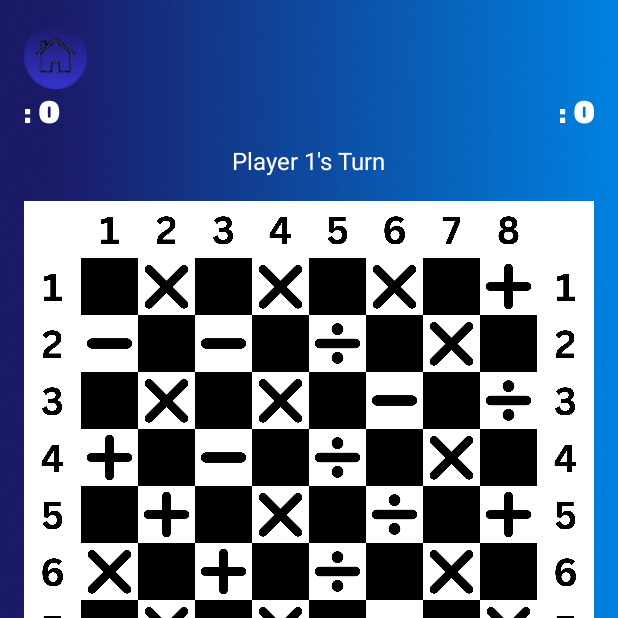
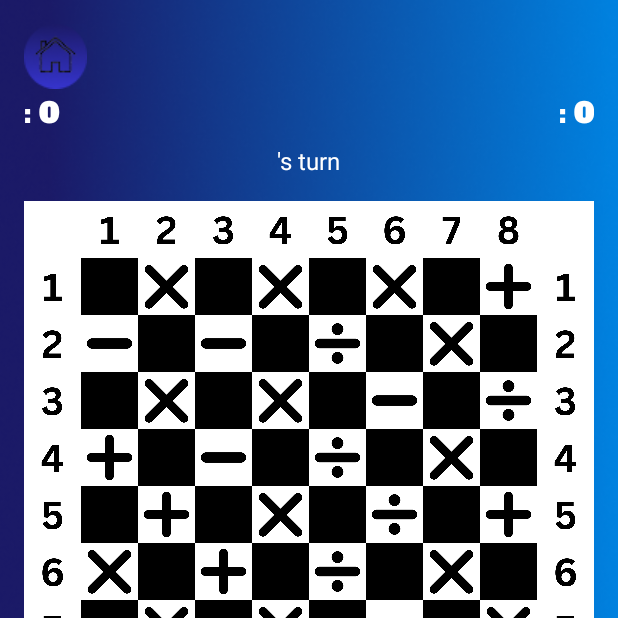
Before and after one commit to beelittlehoney/Damath_Application, an Android app: the Login screen opened directly, with no data from a screen before it, after a tap on an icon or button, on a phone screen of 412 x 824 dp, the top half of it. Run offline under Robolectric (Android 15) with nearby library versions, the phone set to English and light mode, and no system bars.

Commit message:
Fix HowToPlay Layout Fix Player Names

```diff
--- a/app/src/main/java/com/example/damathapplication/Login.java
+++ b/app/src/main/java/com/example/damathapplication/Login.java
@@ -9,8 +9,7 @@ import androidx.appcompat.app.AppCompatActivity;
 
 public class Login extends AppCompatActivity {
 
-    ImageButton startGameButton;
-    ImageButton backButton_login;
+    ImageButton startGameButton, backButton_login;
     EditText player1Name, player2Name;
 
 
@@ -29,9 +28,9 @@ public class Login extends AppCompatActivity {
             startGameButton.setOnClickListener(v -> {
                 // Create an Intent to start the MainActivity
                 Intent intent = new Intent(Login.this, MainActivity.class);
-                startActivity(intent);
                 intent.putExtra("player1Name", player1Name.getText().toString());
                 intent.putExtra("player2Name", player2Name.getText().toString());
+                startActivity(intent);
             });
         } else {
             Toast.makeText(this, "Oops! No definitive class to find", Toast.LENGTH_SHORT).show();
--- a/app/src/main/java/com/example/damathapplication/MainActivity.java
+++ b/app/src/main/java/com/example/damathapplication/MainActivity.java
@@ -5,16 +5,14 @@ import android.os.Bundle;
 import android.util.DisplayMetrics;
 import android.util.TypedValue;
 import android.widget.GridLayout;
+import android.widget.ImageButton;
 import android.widget.ImageView;
 import android.widget.TextView;
-import android.widget.ImageButton;
 import androidx.appcompat.app.AppCompatActivity;
 import java.util.Random;
 
 public class MainActivity extends AppCompatActivity {
-    private TextView player1ScoreTextView;
-    private TextView player2ScoreTextView;
-    private TextView turnIndicatorTextView;
+    private TextView player1ScoreTextView, player2ScoreTextView, turnIndicatorTextView;
     private ImageButton homeButton;
     private GridLayout gridBoard;
 
@@ -42,12 +40,9 @@ public class MainActivity extends AppCompatActivity {
     protected void onCreate(Bundle savedInstanceState) {
         super.onCreate(savedInstanceState);
         setContentView(R.layout.activity_main);
+
         initializeViews();
         setupPlayerInfo();
-        Intent intent = getIntent();
-        String player1Name = intent.getStringExtra("player1Name");
-        String player2Name = intent.getStringExtra("player2Name");
-        setPlayerNames(player1Name,player2Name);
         setupGameBoard();
 
         homeButton = findViewById(R.id.homeButton);
@@ -67,13 +62,13 @@ public class MainActivity extends AppCompatActivity {
     }
 
     private void setupPlayerInfo() {
-        player1ScoreTextView.setText("0");
-        player2ScoreTextView.setText("0");
-        turnIndicatorTextView.setText("Player 1's Turn");
-    }
-    private void setPlayerNames(String player1Name, String player2Name){
-        player1ScoreTextView.setText(player1Name + ": " + player1ScoreTextView.getText().toString());
-        player2ScoreTextView.setText(player2Name + ": " + player2ScoreTextView.getText().toString());
+        Intent intent = getIntent();
+        String player1Name = intent.getStringExtra("player1Name");
+        String player2Name = intent.getStringExtra("player2Name");
+
+        player1ScoreTextView.setText(player1Name + ": 0");
+        player2ScoreTextView.setText(player2Name + ": 0");
+        turnIndicatorTextView.setText(player1Name + "'s turn");
     }
 
     private void setupGameBoard() {
--- a/app/src/main/res/layout/activity_how_to_play.xml
+++ b/app/src/main/res/layout/activity_how_to_play.xml
@@ -39,7 +39,7 @@
             android:layout_marginStart="20dp"
             android:layout_marginTop="20dp"
             android:gravity="center"
-            android:layout_width="341dp"
+            android:layout_width="340dp"
             android:layout_height="450dp"
             android:orientation="vertical">
 
@@ -47,6 +47,7 @@
                 android:id="@+id/howToPlayText"
                 android:layout_width="wrap_content"
                 android:layout_height="wrap_content"
+                android:layout_marginBottom="60dp"
                 android:fontFamily="@font/alfa_slab_one"
                 android:text="@string/how_to_play_description"
                 android:textColor="@color/white"
```
